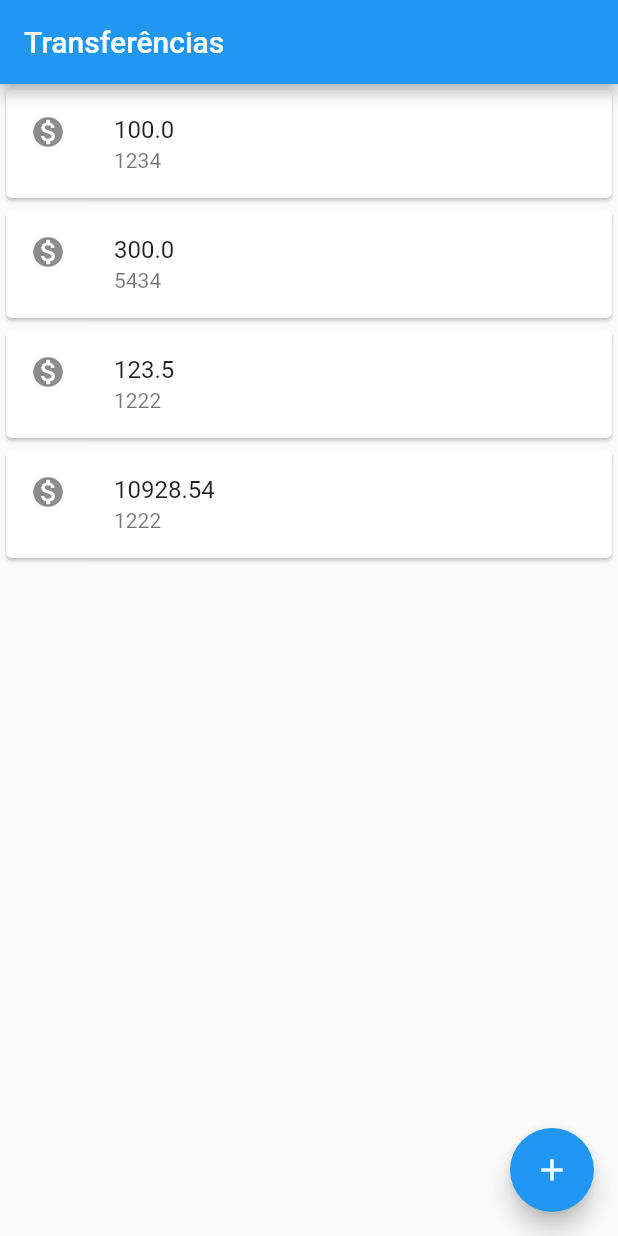
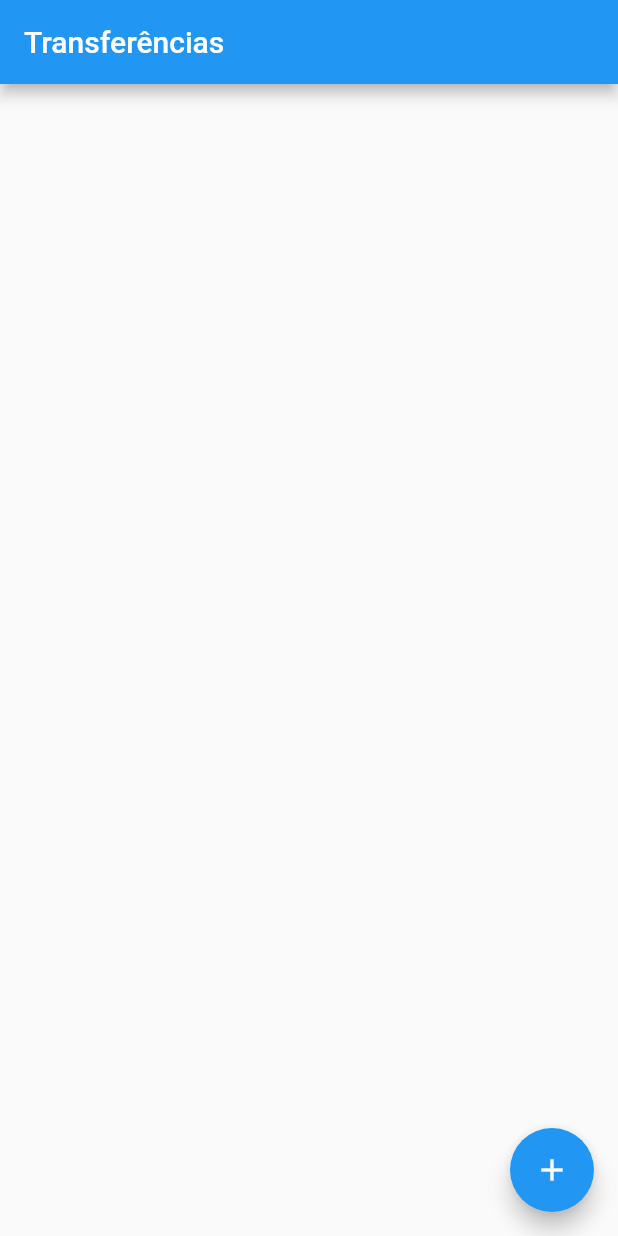
Before and after one commit to andsonsilv/my-bank-app, a Flutter app: the screen it shows after launch, on a phone screen of 412 x 824 dp. Run offline on Flutter 3.47's test engine with Material 2 defaults, Android fonts, the phone set to English and light mode, and no system bars.

```diff
--- a/lib/main.dart
+++ b/lib/main.dart
@@ -15,7 +15,7 @@ class MyBankApp extends StatelessWidget {
 
 class FormularioTransferencia extends StatelessWidget {
   final TextEditingController _controladorCampoNumeroConta =
-      TextEditingController();
+  TextEditingController();
   final TextEditingController _controladorCampoValor = TextEditingController();
 
   @override
@@ -48,12 +48,13 @@ class FormularioTransferencia extends StatelessWidget {
 
   void _criaTransferencia(BuildContext context) {
     final int numeroConta =
-        int.tryParse(_controladorCampoNumeroConta.text) != null
-            ? int.parse(_controladorCampoNumeroConta.text)
-            : -1;
+    int.tryParse(_controladorCampoNumeroConta.text) != null
+        ? int.parse(_controladorCampoNumeroConta.text)
+        : -1;
     final double valor = double.tryParse(_controladorCampoValor.text) != null
         ? double.parse(_controladorCampoValor.text)
         : -1;
+
     if (numeroConta != -1 && valor != -1.0) {
       final transferenciaCriada = Transferencia(numeroConta, valor);
       debugPrint('Criando transferência');
@@ -68,6 +69,11 @@ class Editor extends StatelessWidget {
   final String rotulo;
   final String dica;
   final IconData? icone;
+
+  Editor({required this.controlador,
+    required this.rotulo,
+    required this.dica,
+    this.icone});
 
   @override
   Widget build(BuildContext context) {
@@ -85,15 +91,11 @@ class Editor extends StatelessWidget {
       ),
     );
   }
-
-  Editor(
-      {required this.controlador,
-      required this.rotulo,
-      required this.dica,
-      this.icone});
 }
 
 class ListaTransferencias extends StatelessWidget {
+  final List<Transferencia> _transferencias = [];
+
   ListaTransferencias();
 
   @override
@@ -105,21 +107,24 @@ class ListaTransferencias extends StatelessWidget {
       floatingActionButton: FloatingActionButton(
           child: const Icon(Icons.add),
           onPressed: () {
-            final Future future = Navigator.push(context, MaterialPageRoute(builder: (context) {
+            final Future future =
+            Navigator.push(context, MaterialPageRoute(builder: (context) {
               return FormularioTransferencia();
             }));
-            future.then((transferenciaRecebida){
+            future.then((transferenciaRecebida) {
               debugPrint('chegou no then do future');
               debugPrint('$transferenciaRecebida');
+              if(transferenciaRecebida != null){
+                _transferencias.add(transferenciaRecebida);
+              }
             });
           }),
-      body: Column(
-        children: [
-          ItemTransferencia(Transferencia(1234, 100.0)),
-          ItemTransferencia(Transferencia(5434, 300.0)),
-          ItemTransferencia(Transferencia(1222, 123.5)),
-          ItemTransferencia(Transferencia(1222, 10928.54)),
-        ],
+      body: ListView.builder(
+        itemCount: _transferencias.length,
+        itemBuilder: (context, indice){
+          final Transferencia transferencia = _transferencias[indice];
+          return ItemTransferencia(transferencia);
+        },
       ),
     );
   }
```
